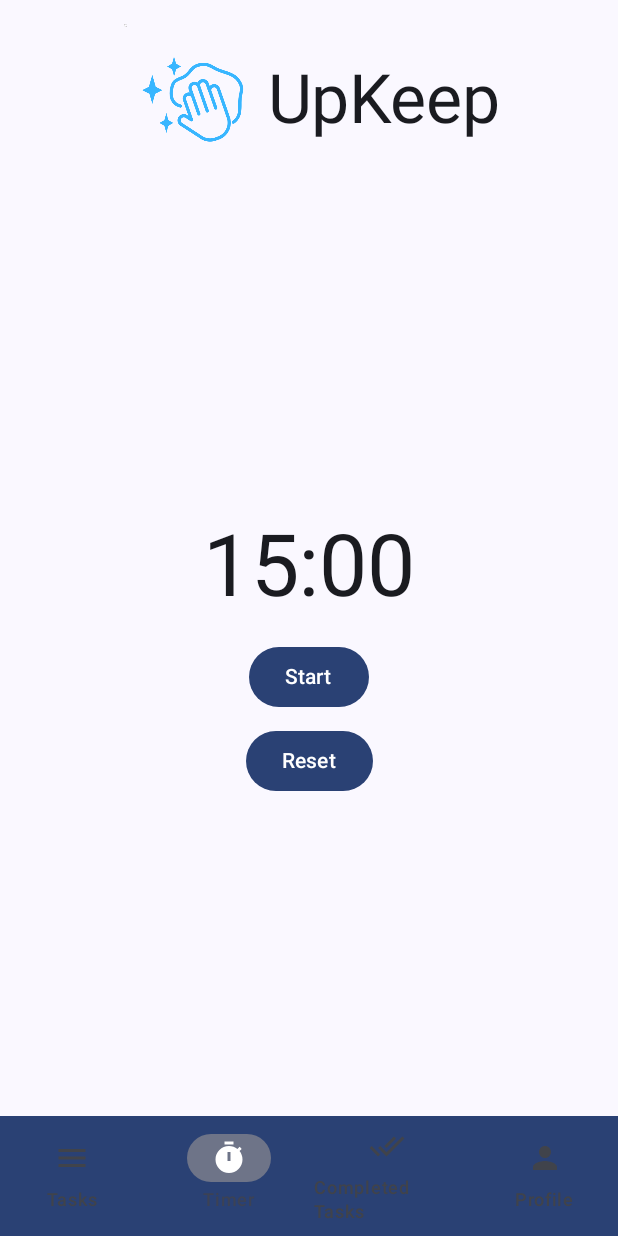
After one commit to Perrshan/UpKeep, an Android app built with Jetpack Compose: the TimerScreen screen opened through its navigation route, on a phone screen of 412 x 824 dp. The commit adds this screen. Run offline under Robolectric (Android 15) with nearby library versions, the phone set to English and light mode, and no system bars; 1 statement that could not run was skipped.

Commit message:
Added TimerScreen

```diff
--- a/app/src/main/java/com/example/upkeep/MainActivity.kt
+++ b/app/src/main/java/com/example/upkeep/MainActivity.kt
@@ -21,6 +21,7 @@ import androidx.compose.material.icons.Icons
 import androidx.compose.material.icons.filled.DoneAll
 import androidx.compose.material.icons.filled.Menu
 import androidx.compose.material.icons.filled.Person
+import androidx.compose.material.icons.filled.Timer
 import androidx.compose.material3.CenterAlignedTopAppBar
 import androidx.compose.material3.ExperimentalMaterial3Api
 import androidx.compose.material3.Icon
@@ -53,6 +54,7 @@ import com.example.upkeep.viewmodel.SignUpViewModel
 import com.example.upkeep.data.TaskHistoryDatabase
 import com.example.upkeep.ui.theme.ProfileScreen
 import com.example.upkeep.ui.theme.TaskHistoryScreen
+import com.example.upkeep.ui.theme.TimerScreen
 import java.util.Calendar
 import java.util.concurrent.TimeUnit
 
@@ -112,7 +114,7 @@ fun UpKeepApp(viewModel: LoginScreenViewModel) {
         topBar = { UpKeepTopBar() },
         bottomBar = {
 
-            if (currentRoute in listOf("taskList", "completedTasks", "profile")) {
+            if (currentRoute in listOf("taskList", "timer", "completedTasks", "profile")) {
                 UpKeepBottomNavigationBar(navController)
             }
         }
@@ -155,6 +157,10 @@ fun UpKeepApp(viewModel: LoginScreenViewModel) {
                 )
             }
 
+            composable("timer") {
+                TimerScreen(navController = navController)
+            }
+
 
         }
     }
@@ -162,6 +168,7 @@ fun UpKeepApp(viewModel: LoginScreenViewModel) {
 
 sealed class Screen(val route: String, val title: String, val icon: ImageVector) {
     object TaskList : Screen("taskList", "Tasks", Icons.Filled.Menu)
+    object Timer : Screen("timer", "Timer", Icons.Filled.Timer)
     object CompletedTasks : Screen("completedTasks", "Completed Tasks", Icons.Filled.DoneAll)
     object Profile : Screen("profile", "Profile", Icons.Filled.Person)
 }
@@ -193,6 +200,7 @@ fun UpKeepTopBar(modifier: Modifier = Modifier) {
 fun UpKeepBottomNavigationBar(navController: NavController) {
     val items = listOf(
         Screen.TaskList,
+        Screen.Timer,
         Screen.CompletedTasks,
         Screen.Profile
     )
--- /dev/null
+++ b/app/src/main/java/com/example/upkeep/ui/theme/TimerScreen.kt
@@ -0,0 +1,62 @@
+package com.example.upkeep.ui.theme
+
+import androidx.compose.foundation.layout.Arrangement
+import androidx.compose.foundation.layout.Column
+import androidx.compose.foundation.layout.Spacer
+import androidx.compose.foundation.layout.fillMaxSize
+import androidx.compose.foundation.layout.height
+import androidx.compose.material3.Button
+import androidx.compose.material3.MaterialTheme
+import androidx.compose.material3.Text
+import androidx.compose.runtime.Composable
+import androidx.compose.runtime.LaunchedEffect
+import androidx.compose.runtime.mutableStateOf
+import androidx.compose.runtime.remember
+import androidx.compose.ui.Alignment
+import androidx.compose.ui.Modifier
+import androidx.compose.ui.unit.dp
+import androidx.navigation.NavController
+import kotlinx.coroutines.delay
+import androidx.compose.runtime.getValue
+import androidx.compose.runtime.setValue
+
+@Composable
+fun TimerScreen(navController: NavController) {
+    var timeLeft by remember { mutableStateOf(15 * 60) }
+    var isRunning by remember { mutableStateOf(false) }
+
+    LaunchedEffect(isRunning) {
+        if (isRunning) {
+            while (timeLeft > 0) {
+                delay(1000L)
+                timeLeft--
+            }
+            isRunning = false
+        }
+    }
+
+    val minutes = timeLeft / 60
+    val seconds = timeLeft % 60
+
+    Column(
+        modifier = Modifier.fillMaxSize(),
+        horizontalAlignment = Alignment.CenterHorizontally,
+        verticalArrangement = Arrangement.Center
+    ) {
+        Text(
+            text = String.format("%02d:%02d", minutes, seconds),
+            style = MaterialTheme.typography.displayLarge
+        )
+        Spacer(modifier = Modifier.height(16.dp))
+        Button(onClick = { isRunning = !isRunning }) {
+            Text(if (isRunning) "Pause" else "Start")
+        }
+        Spacer(modifier = Modifier.height(8.dp))
+        Button(onClick = {
+            isRunning = false
+            timeLeft = 15 * 60 // reset
+        }) {
+            Text("Reset")
+        }
+    }
+}
```
